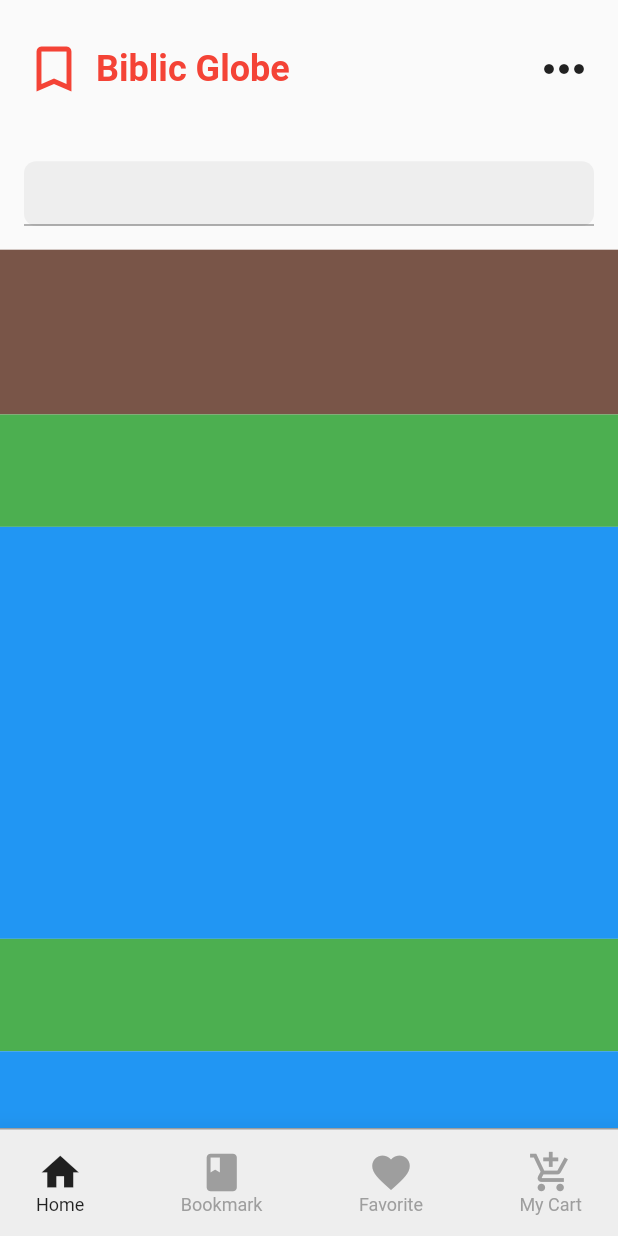
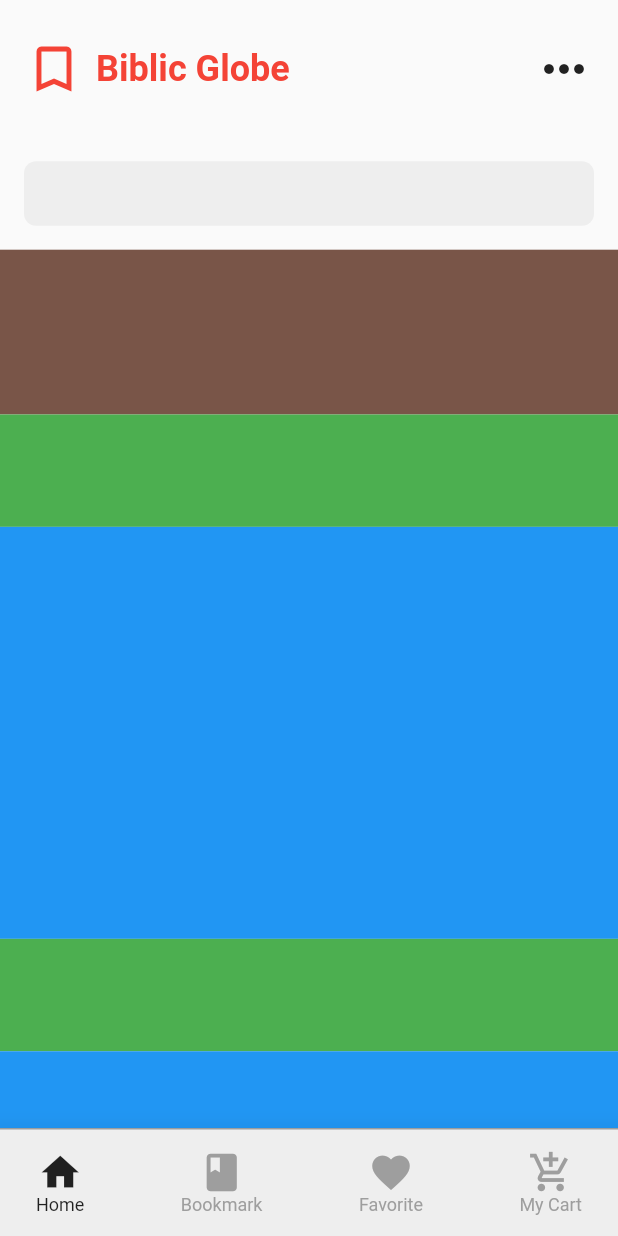
Before and after one commit to JAICHANGPARK/flutter_notebook_the_third_story, a Flutter app: the screen it shows after launch, on a phone screen of 412 x 824 dp. Run offline on Flutter 3.47's test engine with Material 2 defaults, Android fonts, the phone set to English and light mode, and no system bars; our stand-ins replace badges, dotted_border, fl_chart, google_fonts, page_transition, percent_indicator.

Commit message:
Update book_store_app.dart

```diff
--- a/lib/bookstore_app/book_store_app.dart
+++ b/lib/bookstore_app/book_store_app.dart
@@ -152,7 +152,12 @@ class _MainPageState extends State<MainPage> {
                     color: Colors.grey[200],
                     borderRadius: BorderRadius.circular(8),
                   ),
-                  child: TextField(),
+                  child: TextField(
+                    decoration: InputDecoration(
+                      border: InputBorder.none,
+
+                    ),
+                  ),
                 ),
 
               ),
```
